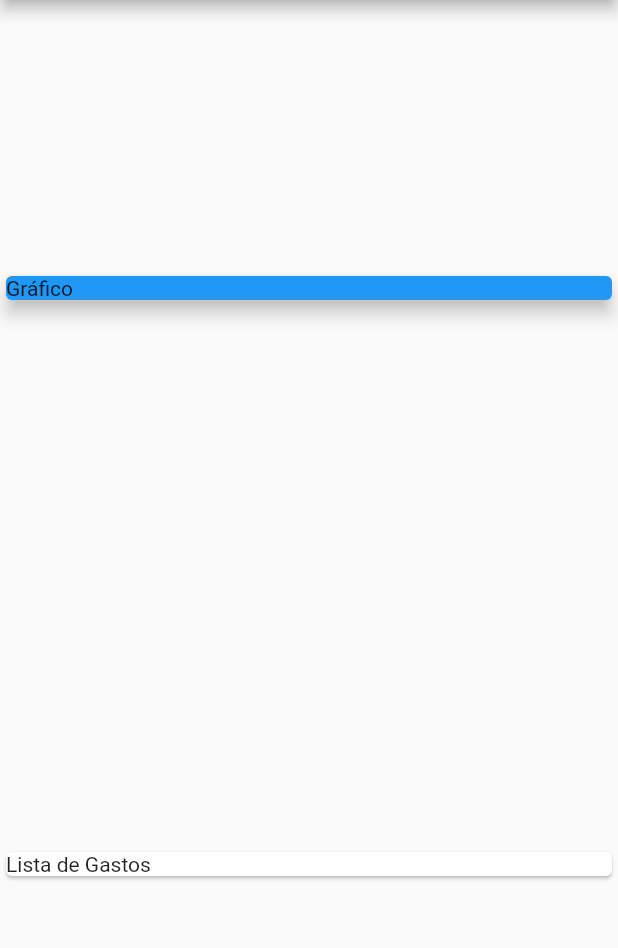
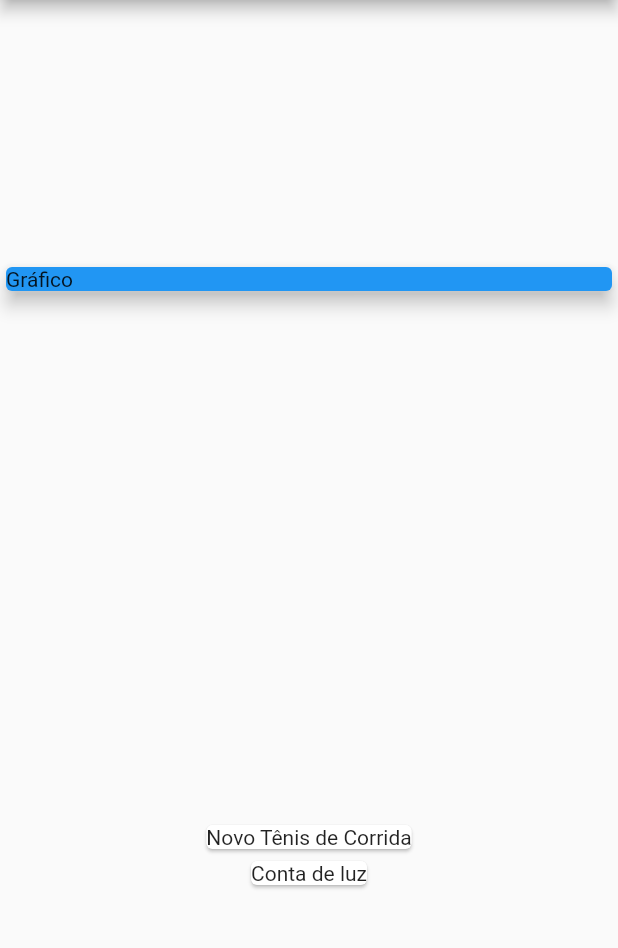
Before and after one commit to tavares1/despesas_pessoais_cod3rs_flutter, a Flutter app: the screen it shows after launch, on a phone screen of 412 x 824 dp, the part 84-1032 px from its top. Run offline on Flutter 3.47's test engine with Material 2 defaults, Android fonts, the phone set to English and light mode, and no system bars.

Commit message:
Populando a tela com o modelo de forma declarativa.

```diff
--- a/lib/main.dart
+++ b/lib/main.dart
@@ -8,27 +8,19 @@ main(List<String> args) {
 class ExpensesApp extends StatelessWidget {
   @override
   Widget build(BuildContext context) {
-    return MaterialApp(
-      home: MyHomePage()
-    );
+    return MaterialApp(home: MyHomePage());
   }
 }
 
 class MyHomePage extends StatelessWidget {
-
   final _transactions = [
     Transaction(
         id: 't1',
         title: "Novo Tênis de Corrida",
         value: 310.40,
-      date: DateTime.now()
-    ),
+        date: DateTime.now()),
     Transaction(
-      id: 't2',
-      title: 'Conta de luz',
-      value: 220.30,
-      date: DateTime.now()
-    )
+        id: 't2', title: 'Conta de luz', value: 220.30, date: DateTime.now())
   ];
 
   @override
@@ -48,10 +40,12 @@ class MyHomePage extends StatelessWidget {
                 elevation: 5,
               ),
             ),
-        Card(
-          child: Text('Lista de Gastos'),
+            Column(
+              children: _transactions.map((tr) {
+                return Card(child: Text(tr.title));
+              }).toList(),
             )
-      ],)
-    );
+          ],
+        ));
   }
 }
```
Lines whose indentation alone changed are shown as unchanged.
